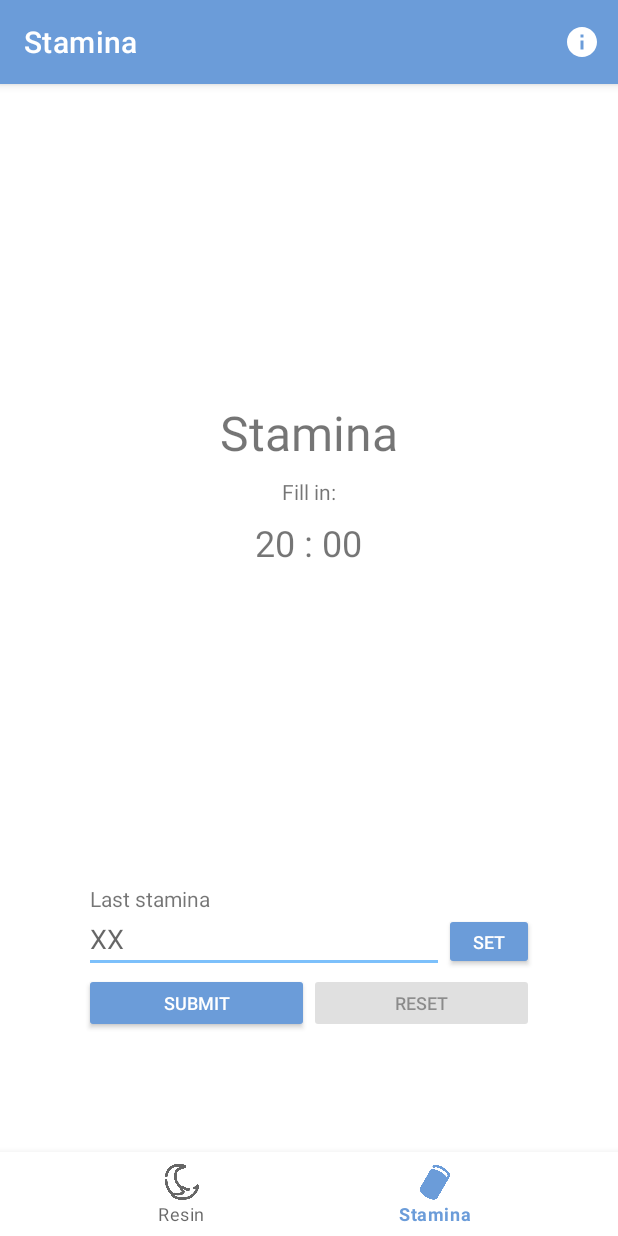
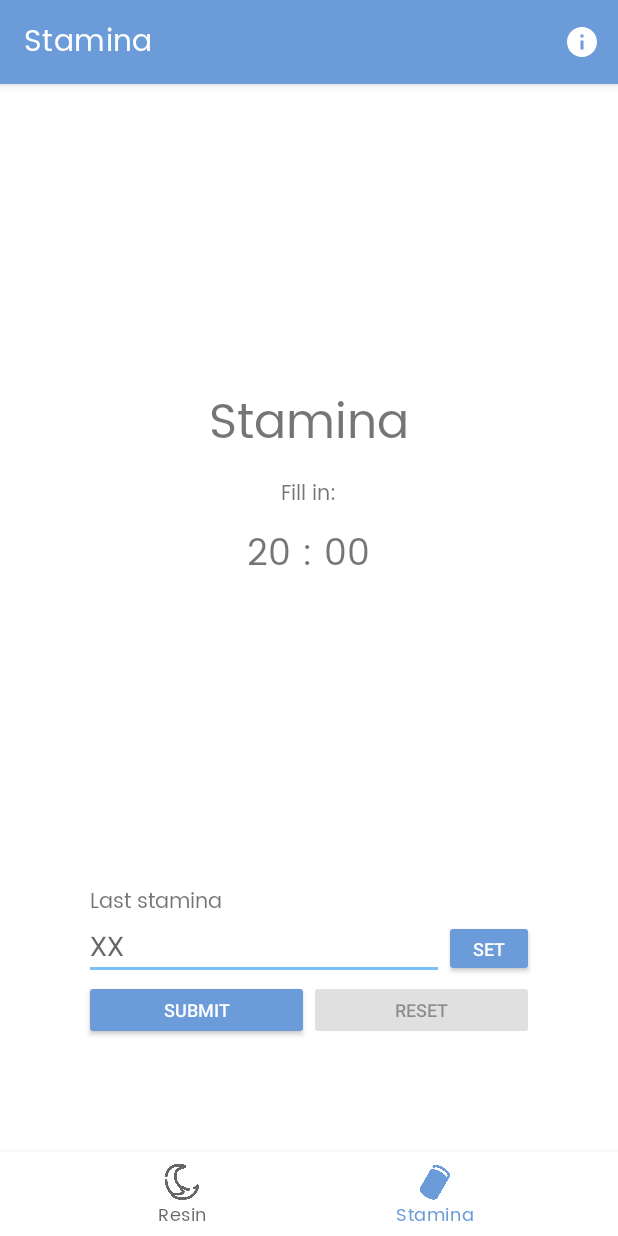
Before and after one commit to bennyfajri/Resin-Ku, an Android app: the screen it shows after launch (MainActivity), item 2 of the bottom bar chosen, on a phone screen of 412 x 824 dp. Run offline under Robolectric (Android 15) with nearby library versions, the phone set to English and light mode, and no system bars; plain views replace MaterialProgressBar.

Commit message:
change style

```diff
--- a/app/src/main/res/values/themes.xml
+++ b/app/src/main/res/values/themes.xml
@@ -12,6 +12,8 @@
         <!-- Status bar color. -->
         <item name="android:statusBarColor" tools:targetApi="l">?attr/colorPrimaryVariant</item>
         <!-- Customize your theme here. -->
+        <item name="android:textViewStyle">@style/PoppinsTextViewStyle</item>
+        <item name="buttonStyle">@style/PoppinsButtonStyle</item>
     </style>
 
     <style name="MyDenseOutlined" parent="Widget.MaterialComponents.TextInputLayout.OutlinedBox.Dense">
@@ -28,4 +30,12 @@
         <item name="android:paddingTop">8dp</item>
         <item name="android:paddingBottom">8dp</item>
     </style>
+
+    <style name="PoppinsTextViewStyle" parent="android:Widget.TextView">
+        <item name="android:fontFamily">@font/poppins</item>
+    </style>
+
+    <style name="PoppinsButtonStyle" parent="android:Widget.Holo.Button">
+        <item name="android:fontFamily">@font/poppins</item>
+    </style>
 </resources>
```
